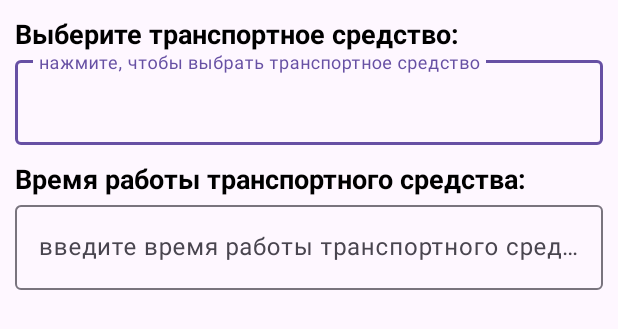
After one commit to DmitryMazaev/DaylyReport2, an Android app: the layout new_transport_vehicle.xml on its own in the app's theme, with its tools: preview values and no code run, on a phone screen of 412 x 824 dp. The commit adds this screen. Shown: the top 329 px of the screen. Run offline under Robolectric (Android 15) with nearby library versions, the phone set to English and light mode, and no system bars.

Commit message:
Разметка_3

```diff
--- /dev/null
+++ b/app/src/main/res/layout/new_transport_vehicle.xml
@@ -0,0 +1,61 @@
+<ScrollView xmlns:android="http://schemas.android.com/apk/res/android"
+    android:id="@+id/new_transport_vehicle_recycler"
+    android:layout_width="match_parent"
+    android:layout_height="wrap_content"
+    xmlns:tools="http://schemas.android.com/tools"
+    xmlns:app="http://schemas.android.com/apk/res-auto">
+    <androidx.constraintlayout.widget.ConstraintLayout
+        android:layout_width="match_parent"
+        android:layout_height="wrap_content">
+        <TextView
+            style="@style/heading_report_style"
+            android:id="@+id/transport_vehicle_text"
+            android:layout_width="match_parent"
+            android:layout_height="wrap_content"
+            app:layout_constraintTop_toTopOf="parent"
+            app:layout_constraintStart_toStartOf="parent"
+            app:layout_constraintEnd_toEndOf="parent"
+            android:text="@string/transport_vehicle_text"/>
+        <com.google.android.material.textfield.TextInputLayout
+            style="@style/edit_text_report_style"
+            android:id="@+id/transport_vehicle_edit_text"
+            android:layout_width="match_parent"
+            android:layout_height="wrap_content"
+            app:layout_constraintTop_toBottomOf="@+id/transport_vehicle_text"
+            app:layout_constraintStart_toStartOf="parent"
+            app:layout_constraintEnd_toEndOf="parent"
+            android:hint="@string/transport_vehicle_edit_text"
+            app:endIconMode="clear_text">
+            <com.google.android.material.textfield.TextInputEditText
+                android:id="@+id/typical_work_edit_text_for_enter"
+                android:layout_width="match_parent"
+                android:layout_height="wrap_content"
+                />
+        </com.google.android.material.textfield.TextInputLayout>
+        <TextView
+            style="@style/heading_report_style"
+            android:id="@+id/quantity_of_transport_vehicle_text"
+            android:layout_width="match_parent"
+            android:layout_height="wrap_content"
+            app:layout_constraintTop_toBottomOf="@+id/transport_vehicle_edit_text"
+            app:layout_constraintStart_toStartOf="parent"
+            app:layout_constraintEnd_toEndOf="parent"
+            android:text="@string/quantity_of_transport_vehicle_text"/>
+        <com.google.android.material.textfield.TextInputLayout
+            style="@style/edit_text_report_style"
+            android:id="@+id/quantity_of_work_edit_text"
+            android:layout_width="match_parent"
+            android:layout_height="wrap_content"
+            app:layout_constraintTop_toBottomOf="@+id/quantity_of_transport_vehicle_text"
+            app:layout_constraintStart_toStartOf="parent"
+            app:layout_constraintEnd_toEndOf="parent"
+            android:hint="@string/quantity_of_transport_vehicle_edit_text"
+            app:endIconMode="clear_text">
+            <com.google.android.material.textfield.TextInputEditText
+                android:id="@+id/quantity_of_work_edit_text_for_enter"
+                android:layout_width="match_parent"
+                android:layout_height="wrap_content"
+                />
+        </com.google.android.material.textfield.TextInputLayout>
+    </androidx.constraintlayout.widget.ConstraintLayout>
+</ScrollView>
--- a/app/src/main/res/values/strings.xml
+++ b/app/src/main/res/values/strings.xml
@@ -29,6 +29,10 @@
     <string name="material_edit_text">нажмите, чтобы выбрать материал</string>
     <string name="quantity_of_work_edit_text">введите количество работы</string>
     <string name="quantity_of_material_edit_text">введите количество материала</string>
+    <string name="transport_vehicle_text">Выберите транспортное средство:</string>
+    <string name="transport_vehicle_edit_text">нажмите, чтобы выбрать транспортное средство</string>
+    <string name="quantity_of_transport_vehicle_text">Время работы транспортного средства:</string>
+    <string name="quantity_of_transport_vehicle_edit_text">введите время работы транспортного средства</string>
 
 
 
```
